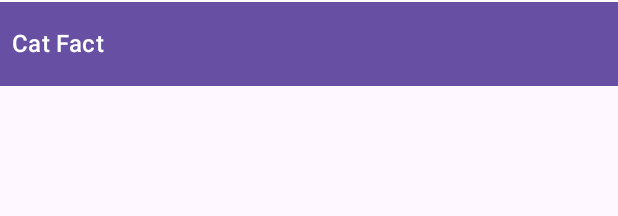
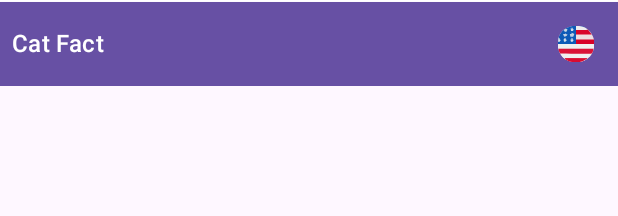
Before and after one commit to calvinkurn/speakbuddy_android_challenge, an Android app built with Jetpack Compose: the @Preview function FactActivityScreenPreview, on a phone screen of 412 x 824 dp. Shown: the top 216 px of the screen. Run offline under Robolectric (Android 15) with nearby library versions, the phone set to English and light mode, and no system bars.

Commit message:
add change language feature

```diff
--- a/app/src/main/java/jp/speakbuddy/factsearcher/ui/screen/FactActivityScreen.kt
+++ b/app/src/main/java/jp/speakbuddy/factsearcher/ui/screen/FactActivityScreen.kt
@@ -27,6 +27,7 @@ import jp.speakbuddy.factsearcher.ui.theme.LocalCustomColorsPalette
 import jp.speakbuddy.factsearcher.ui.widget.ErrorPopup
 import jp.speakbuddy.factsearcher.ui.widget.FactWidget
 import jp.speakbuddy.factsearcher.ui.widget.HeaderWidget
+import java.util.Locale
 
 const val FACT_SCREEN_FAVORITE_BUTTON_TAG = "FACT_SCREEN_FAVORITE_BUTTON_TAG"
 const val FACT_SCREEN_UPDATE_FACT_BUTTON_TAG = "FACT_SCREEN_UPDATE_FACT_BUTTON_TAG"
@@ -41,6 +42,7 @@ fun FactActivityScreen(
     onFavoriteClicked: () -> Unit,
     onNavigateToFavorite: () -> Unit,
     onUpdateFactClicked: () -> Unit,
+    onLocaleSelected: (Locale) -> Unit
 ) {
     Surface(
         modifier = Modifier.fillMaxSize(),
@@ -49,7 +51,10 @@ fun FactActivityScreen(
         Column {
             HeaderWidget(
                 withBackButton = false,
-                title = stringResource(R.string.fact_page_title)
+                title = stringResource(R.string.fact_page_title),
+                onLocaleSelected = {
+                    onLocaleSelected(it)
+                }
             )
 
             Column(
@@ -122,6 +127,7 @@ private fun FactActivityScreenPreview() {
         onErrorDismiss = {},
         onUpdateFactClicked = {},
         onNavigateToFavorite = {},
-        onFavoriteClicked = {}
+        onFavoriteClicked = {},
+        onLocaleSelected = {}
     )
 }
--- a/app/src/main/java/jp/speakbuddy/factsearcher/ui/view/FactActivity.kt
+++ b/app/src/main/java/jp/speakbuddy/factsearcher/ui/view/FactActivity.kt
@@ -18,6 +18,7 @@ import jp.speakbuddy.factsearcher.ui.viewmodel.FactActivityViewModel
 import jp.speakbuddy.factsearcher.ui.theme.FactTheme
 import kotlinx.coroutines.flow.collectLatest
 import kotlinx.coroutines.launch
+import java.util.Locale
 
 @AndroidEntryPoint
 class FactActivity : ComponentActivity() {
@@ -43,7 +44,8 @@ class FactActivity : ComponentActivity() {
                     onErrorDismiss = { errorMsg = "" },
                     onUpdateFactClicked = { if (!factIsLoading){ updateFact() } },
                     onNavigateToFavorite = { navigateToFavoritePage() },
-                    onFavoriteClicked = { addFavoriteFact() }
+                    onFavoriteClicked = { addFavoriteFact() },
+                    onLocaleSelected = { updateLocale(it) }
                 )
             }
         }
@@ -79,6 +81,15 @@ class FactActivity : ComponentActivity() {
         startActivity(intent)
     }
 
+    private fun updateLocale(locale: Locale){
+        val config = this.resources.configuration.apply {
+            setLocale(locale)
+        }
+
+        this.resources.updateConfiguration(config, this.resources.displayMetrics)
+        this.recreate()
+    }
+
     private fun observe() {
         lifecycleScope.launch {
             viewModel.uiState.collectLatest {
--- a/app/src/main/java/jp/speakbuddy/factsearcher/ui/widget/HeaderWidget.kt
+++ b/app/src/main/java/jp/speakbuddy/factsearcher/ui/widget/HeaderWidget.kt
@@ -2,6 +2,7 @@ package jp.speakbuddy.factsearcher.ui.widget
 
 import androidx.compose.foundation.background
 import androidx.compose.foundation.layout.Row
+import androidx.compose.foundation.layout.Spacer
 import androidx.compose.foundation.layout.fillMaxWidth
 import androidx.compose.foundation.layout.height
 import androidx.compose.foundation.layout.padding
@@ -16,10 +17,12 @@ import androidx.compose.material3.Text
 import androidx.compose.runtime.Composable
 import androidx.compose.ui.Alignment
 import androidx.compose.ui.Modifier
+import androidx.compose.ui.platform.LocalContext
 import androidx.compose.ui.res.stringResource
 import androidx.compose.ui.tooling.preview.Preview
 import androidx.compose.ui.unit.dp
 import jp.speakbuddy.factsearcher.R
+import java.util.Locale
 
 @Composable
 fun HeaderWidget(
@@ -27,6 +30,7 @@ fun HeaderWidget(
     title: String,
     withBackButton: Boolean = true,
     onBackClick: () -> Unit = {},
+    onLocaleSelected: (locale: Locale) -> Unit = {}
 ) {
     HorizontalDivider(
         modifier = Modifier.fillMaxWidth(),
@@ -57,6 +61,18 @@ fun HeaderWidget(
             style = MaterialTheme.typography.titleMedium,
             color = MaterialTheme.colorScheme.onPrimary
         )
+
+        Spacer(
+            modifier = Modifier.weight(1f)
+        )
+
+        LanguageWidget(
+            currentLocale = LocalContext.current.resources.configuration.locales[0],
+            locales = listOf(Locale.US, Locale.JAPAN),
+            onLocaleSelected = {
+                onLocaleSelected(it)
+            }
+        )
     }
 }
 
@@ -65,6 +81,5 @@ fun HeaderWidget(
 private fun HeaderWidgetPreview(){
     HeaderWidget(
         title = "Sample Title",
-        onBackClick = {}
     )
 }
--- /dev/null
+++ b/app/src/main/java/jp/speakbuddy/factsearcher/ui/widget/LanguageWidget.kt
@@ -0,0 +1,96 @@
+package jp.speakbuddy.factsearcher.ui.widget
+
+import androidx.compose.foundation.background
+import androidx.compose.foundation.clickable
+import androidx.compose.foundation.layout.Row
+import androidx.compose.foundation.layout.padding
+import androidx.compose.foundation.layout.size
+import androidx.compose.foundation.layout.wrapContentSize
+import androidx.compose.foundation.shape.RoundedCornerShape
+import androidx.compose.material3.DropdownMenu
+import androidx.compose.material3.DropdownMenuItem
+import androidx.compose.material3.Icon
+import androidx.compose.material3.MaterialTheme
+import androidx.compose.material3.Text
+import androidx.compose.runtime.Composable
+import androidx.compose.runtime.getValue
+import androidx.compose.runtime.mutableStateOf
+import androidx.compose.runtime.remember
+import androidx.compose.runtime.setValue
+import androidx.compose.ui.Alignment
+import androidx.compose.ui.Modifier
+import androidx.compose.ui.graphics.Color
+import androidx.compose.ui.res.painterResource
+import androidx.compose.ui.text.style.TextAlign
+import androidx.compose.ui.tooling.preview.Preview
+import androidx.compose.ui.unit.dp
+import androidx.compose.ui.unit.sp
+import jp.speakbuddy.factsearcher.R
+import java.util.Locale
+
+@Composable
+fun LanguageWidget(
+    currentLocale: Locale?,
+    locales: List<Locale>,
+    onLocaleSelected: (Locale) -> Unit
+) {
+    var isDropdownExpanded by remember { mutableStateOf(false) }
+
+    Row(
+        verticalAlignment = Alignment.CenterVertically,
+        modifier = Modifier
+            .padding(8.dp)
+    ) {
+
+        val painterRes = if (currentLocale == Locale.JAPAN) {
+            R.drawable.jp_flag_icon
+        } else {
+            R.drawable.en_flag_icon
+        }
+
+        Icon(
+            painter = painterResource(painterRes),
+            contentDescription = "Language Icon",
+            modifier = Modifier
+                .size(24.dp)
+                .clickable { isDropdownExpanded = true },
+            tint = Color.Unspecified
+        )
+
+        // Dropdown Menu for Locale Selection
+        DropdownMenu(
+            expanded = isDropdownExpanded,
+            onDismissRequest = { isDropdownExpanded = false },
+            modifier = Modifier
+                .wrapContentSize()
+                .background(MaterialTheme.colorScheme.surface, RoundedCornerShape(8.dp))
+        ) {
+            locales.forEach { locale ->
+                DropdownMenuItem(
+                    onClick = {
+                        isDropdownExpanded = false
+                        onLocaleSelected(locale)
+                    },
+                    text = {
+                        Text(
+                            text = locale.displayLanguage,
+                            fontSize = 14.sp,
+                            color = MaterialTheme.colorScheme.onSurface,
+                            textAlign = TextAlign.Start
+                        )
+                    }
+                )
+            }
+        }
+    }
+}
+
+@Preview
+@Composable
+private fun LanguageWidgetPreview() {
+    LanguageWidget(
+        currentLocale = Locale.US,
+        locales = listOf(Locale.JAPAN, Locale.US),
+        onLocaleSelected = {}
+    )
+}
--- /dev/null
+++ b/app/src/main/res/drawable/en_flag_icon.xml
@@ -0,0 +1,123 @@
+<vector xmlns:android="http://schemas.android.com/apk/res/android" xmlns:aapt="http://schemas.android.com/aapt"
+    android:viewportWidth="64"
+    android:viewportHeight="64"
+    android:width="64dp"
+    android:height="64dp">
+    <group
+        android:translateX="51.98438"
+        android:translateY="5.320313">
+        <path
+            android:pathData="M0 0C6.17412421 4.82848176 9.95600332 11.16705864 12.015625 18.6796875C13.01414012 29.77946022 12.36509702 39.4141741 5.265625 48.4921875C-0.39206987 54.5499214 -7.43863592 58.27076118 -15.71875 59.015625C-26.44822774 59.25703493 -35.29177606 58.00520443 -43.453125 50.3828125C-50.84678791 42.15924865 -52.56627567 33.44523115 -52.296875 22.66796875C-51.87127544 15.14372321 -48.94596779 8.79076443 -43.828125 3.28125C-31.53311603 -7.39873661 -13.71778073 -9.12718482 0 0Z"
+            android:fillColor="#EEDEE1" />
+    </group>
+    <group
+        android:translateX="50"
+        android:translateY="4">
+        <path
+            android:pathData="M0 0C0.66 0.99 1.32 1.98 2 3C-4.6 3 -11.2 3 -18 3C-18 11.25 -18 19.5 -18 28C-28.56 28 -39.12 28 -50 28C-50 18.61450621 -48.32469345 11.57849652 -41.84375 4.6015625C-30.72993877 -5.05238369 -12.98020792 -8.32850251 0 0Z"
+            android:fillColor="#0D5AB7" />
+    </group>
+    <group
+        android:translateX="4"
+        android:translateY="49">
+        <path
+            android:pathData="M0 0C18.48 0 36.96 0 56 0C49.89694312 8.13740918 45.53440701 12.37458358 36 15C24.80248973 16.00730741 15.13637854 15.3479585 6.0625 8.0625C3.18115921 5.52097336 2.13079536 3.55132561 0 0Z"
+            android:fillColor="#F0F0F0" />
+    </group>
+    <group
+        android:translateX="1"
+        android:translateY="40">
+        <path
+            android:pathData="M0 0C20.46 0 40.92 0 62 0C61 6 61 6 59 9C56.6335144 9.36076355 56.6335144 9.36076355 53.63232422 9.34057617C52.51131317 9.34034958 51.39030212 9.34012299 50.23532104 9.33988953C49.02071198 9.32440567 47.80610291 9.30892181 46.5546875 9.29296875C45.31453888 9.28872391 44.07439026 9.28447906 42.79666138 9.28010559C39.49864537 9.26613216 36.2010665 9.23917361 32.90319824 9.20599365C29.53838458 9.17531238 26.17350696 9.16160446 22.80859375 9.14648438C16.20555729 9.1133473 9.60281442 9.06309697 3 9C0 3.375 0 3.375 0 0Z"
+            android:fillColor="#DA1337" />
+    </group>
+    <group
+        android:translateY="32">
+        <path
+            android:pathData="M0 0C21.12 0 42.24 0 64 0C64 2.64 64 5.28 64 8C42.88 8 21.76 8 0 8C0 5.36 0 2.72 0 0Z"
+            android:fillColor="#F0F0F0" />
+    </group>
+    <group
+        android:translateX="32"
+        android:translateY="24">
+        <path
+            android:pathData="M0 0C10.56 0 21.12 0 32 0C32 2.64 32 5.28 32 8C21.44 8 10.88 8 0 8C0 5.36 0 2.72 0 0Z"
+            android:fillColor="#D80128" />
+    </group>
+    <group
+        android:translateX="12"
+        android:translateY="57">
+        <path
+            android:pathData="M0 0C13.2 0 26.4 0 40 0C33.78625636 6.21374364 28.6754094 7.30945231 20.125 7.4375C13.59906927 7.40800854 7.5865022 6.58447244 2 3C1.34 2.01 0.68 1.02 0 0Z"
+            android:fillColor="#D90C31" />
+    </group>
+    <group
+        android:translateX="32"
+        android:translateY="7">
+        <path
+            android:pathData="M0 0C3.5405429 -0.2335806 7.07910068 -0.37479801 10.625 -0.5C12.12353516 -0.60054688 12.12353516 -0.60054688 13.65234375 -0.703125C14.62558594 -0.72890625 15.59882812 -0.7546875 16.6015625 -0.78125C17.49182129 -0.82314453 18.38208008 -0.86503906 19.29931641 -0.90820312C22 -0 22 -0 28 8C18.76 8 9.52 8 0 8C0 5.36 0 2.72 0 0Z"
+            android:fillColor="#D9052B" />
+    </group>
+    <group
+        android:translateX="32">
+        <path
+            android:pathData="M0 0C6.69853073 -0.49618746 12.08402561 0.71212576 18 4C18.99 5.485 18.99 5.485 20 7C13.4 7 6.8 7 0 7C0 4.69 0 2.38 0 0Z"
+            android:fillColor="#EFECED" />
+    </group>
+    <group
+        android:translateX="12"
+        android:translateY="57">
+        <path
+            android:pathData="M0 0C13.2 0 26.4 0 40 0C39.34 0.99 38.68 1.98 38 3C37.34 2.67 36.68 2.34 36 2C33.67726841 1.84479443 31.35040687 1.74980833 29.0234375 1.68359375C28.33819 1.66281265 27.6529425 1.64203156 26.94692993 1.62062073C24.75638931 1.55519815 22.56572811 1.49627446 20.375 1.4375C18.8906125 1.39430782 17.40623722 1.3506933 15.921875 1.30664062C12.28137916 1.19952447 8.64074749 1.09823638 5 1C5.33 1.99 5.66 2.98 6 4C1.125 2.25 1.125 2.25 0 0Z"
+            android:fillColor="#DC2242" />
+    </group>
+    <group
+        android:translateX="24"
+        android:translateY="12">
+        <path
+            android:pathData="M0 0C2.475 0.99 2.475 0.99 5 2C4.34 3.65 3.68 5.3 3 7C1.35 7 -0.3 7 -2 7C-2.33 5.35 -2.66 3.7 -3 2C-2.01 2 -1.02 2 0 2C0 1.34 0 0.68 0 0Z"
+            android:fillColor="#BDCEE3" />
+    </group>
+    <group
+        android:translateX="13"
+        android:translateY="12">
+        <path
+            android:pathData="M0 0C0.33 0.66 0.66 1.32 1 2C1.99 2.33 2.98 2.66 4 3C2 6 2 6 -0.125 6.6875C-0.74375 6.790625 -1.3625 6.89375 -2 7C-2.66 5.35 -3.32 3.7 -4 2C-2.68 2 -1.36 2 0 2C0 1.34 0 0.68 0 0Z"
+            android:fillColor="#C3D2E4" />
+    </group>
+    <group
+        android:translateX="24"
+        android:translateY="3">
+        <path
+            android:pathData="M0 0C0.66 0 1.32 0 2 0C2 0.66 2 1.32 2 2C2.99 2.33 3.98 2.66 5 3C4.34 3 3.68 3 3 3C3 3.99 3 4.98 3 6C1.68 6 0.36 6 -1 6C-1 5.01 -1 4.02 -1 3C-1.66 2.67 -2.32 2.34 -3 2C-2.01 2 -1.02 2 0 2C0 1.34 0 0.68 0 0Z"
+            android:fillColor="#CEDAE7" />
+    </group>
+    <group
+        android:translateX="24"
+        android:translateY="21">
+        <path
+            android:pathData="M0 0C0.66 0.33 1.32 0.66 2 1C2 1.66 2 2.32 2 3C2.66 3.33 3.32 3.66 4 4C3.01 5.485 3.01 5.485 2 7C1.01 7 0.02 7 -1 7C-1.33 5.68 -1.66 4.36 -2 3C-1.34 3 -0.68 3 0 3C0 2.01 0 1.02 0 0Z"
+            android:fillColor="#D5DEE9" />
+    </group>
+    <group
+        android:translateX="1"
+        android:translateY="21">
+        <path
+            android:pathData="M0 0C0.66 0.33 1.32 0.66 2 1C2 1.66 2 2.32 2 3C2.66 3.33 3.32 3.66 4 4C3.01 5.485 3.01 5.485 2 7C1.01 7 0.02 7 -1 7C-0.67 4.69 -0.34 2.38 0 0Z"
+            android:fillColor="#DEE4EB" />
+    </group>
+    <group
+        android:translateX="13"
+        android:translateY="21">
+        <path
+            android:pathData="M0 0C0.33 0.99 0.66 1.98 1 3C1.66 3.33 2.32 3.66 3 4C1.625 5.5 1.625 5.5 0 7C-0.66 7 -1.32 7 -2 7C-2.6875 5.1875 -2.6875 5.1875 -3 3C-1.5625 1.25 -1.5625 1.25 0 0Z"
+            android:fillColor="#D3DDE8" />
+    </group>
+    <group
+        android:translateX="15.1875"
+        android:translateY="5.375">
+        <path
+            android:pathData="M0 0C0.598125 0.20625 1.19625 0.4125 1.8125 0.625C1.1525 1.945 0.4925 3.265 -0.1875 4.625C-1.1775 4.625 -2.1675 4.625 -3.1875 4.625C-3.8475 3.635 -4.5075 2.645 -5.1875 1.625C-2.1875 -0.375 -2.1875 -0.375 0 0Z"
+            android:fillColor="#C9D8E5" />
+    </group>
+</vector>
--- /dev/null
+++ b/app/src/main/res/drawable/jp_flag_icon.xml
@@ -0,0 +1,20 @@
+<vector xmlns:android="http://schemas.android.com/apk/res/android" xmlns:aapt="http://schemas.android.com/aapt"
+    android:viewportWidth="64"
+    android:viewportHeight="64"
+    android:width="64dp"
+    android:height="64dp">
+    <group
+        android:translateX="47.89063"
+        android:translateY="2.742188">
+        <path
+            android:pathData="M0 0C8.34468007 4.97590182 13.53387008 11.86345977 16.109375 21.2578125C17.10789012 32.35758522 16.45884702 41.9922991 9.359375 51.0703125C3.70168013 57.1280464 -3.34488592 60.84888618 -11.625 61.59375C-22.35447774 61.83515993 -31.19802606 60.58332943 -39.359375 52.9609375C-46.75303791 44.73737365 -48.47252567 36.02335615 -48.203125 25.24609375C-47.72879865 16.86039919 -44.11592977 9.8548755 -37.890625 4.2578125C-27.15195714 -3.81766573 -12.32399863 -5.91386512 0 0Z"
+            android:fillColor="#F0EFEF" />
+    </group>
+    <group
+        android:translateX="35"
+        android:translateY="18">
+        <path
+            android:pathData="M0 0C5.33739473 1.98844117 8.45333824 4.90667648 11 10C11.40331428 15.24308569 10.86051133 18.56127553 8 23C4.32297423 26.40124883 1.71377437 27.83832317 -3.3125 28.3125C-8.49723861 27.87311537 -11.41601755 25.80246279 -14.8125 21.9375C-17.23959201 17.97750777 -17.38595477 14.55426632 -17 10C-13.30090764 2.74408806 -8.25966171 -1.03245771 0 0Z"
+            android:fillColor="#D8052B" />
+    </group>
+</vector>
```
